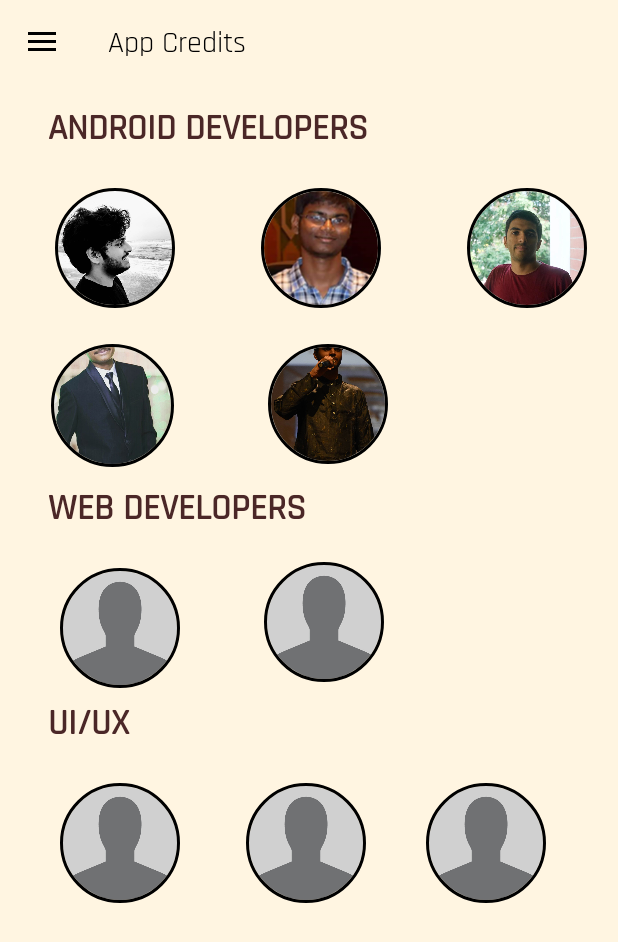
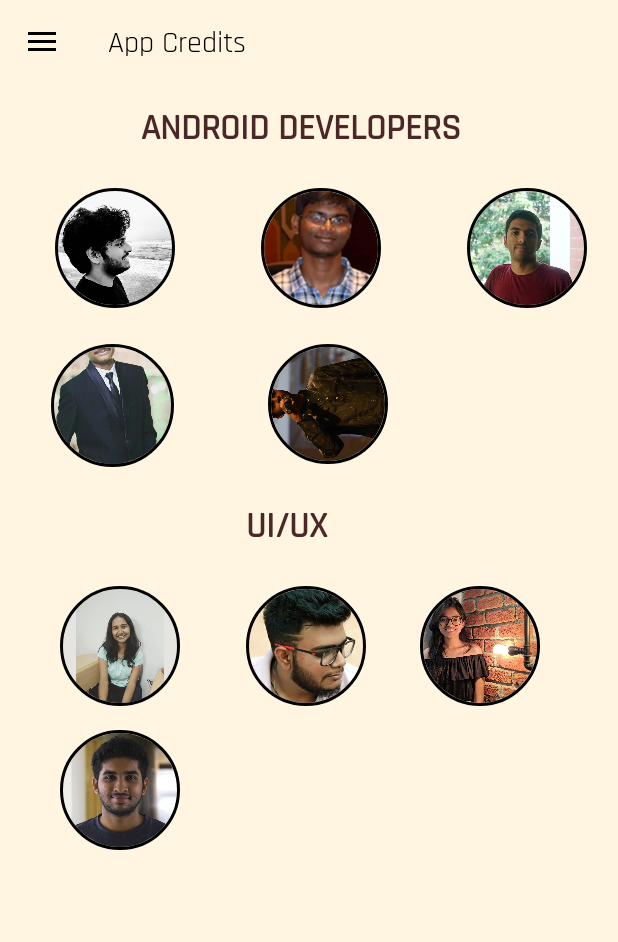
Before and after one commit to vineeth-vk11/ATMOS, an Android app: the screen it shows after launch (MainActivity), in the side drawer, after a tap on "App Credits", on a phone screen of 412 x 824 dp. Shown: the top 942 px of the screen. Run offline under Robolectric (Android 15) with nearby library versions, the phone set to English and light mode, and no system bars; our stand-ins replace CircleImageView, Firebase (no records; nobody signed in at launch, a user with empty details on screens opened directly), navigation-ui; 2 statements that could not run were skipped.

Commit message:
App credits done

```diff
--- a/app/src/main/java/com/example/atmos/ui/appcredits/AppCreditsFragment.java
+++ b/app/src/main/java/com/example/atmos/ui/appcredits/AppCreditsFragment.java
@@ -33,9 +33,11 @@ public class AppCreditsFragment extends Fragment {
         CircleImageView imageView2 = root.findViewById(R.id.profile_image2);
         CircleImageView imageView3 = root.findViewById(R.id.profile_image3);
         CircleImageView imageView4 = root.findViewById(R.id.profile_image5);
-        CircleImageView imageView5 = root.findViewById(R.id.profile_image3);
-        CircleImageView imageView6 = root.findViewById(R.id.profile_image);
-        CircleImageView imageView7 = root.findViewById(R.id.profile_image);
+        CircleImageView imageView5 = root.findViewById(R.id.profile_image8);
+        CircleImageView imageView6 = root.findViewById(R.id.profile_image4);
+        CircleImageView imageView7 = root.findViewById(R.id.profile_image9);
+        CircleImageView imageView8 = root.findViewById(R.id.profile_image6);
+
 
 
 
@@ -49,76 +51,87 @@ public class AppCreditsFragment extends Fragment {
                 startActivity(i);
             }
         });
-        imageView.setOnClickListener(new View.OnClickListener() {
+        imageView1.setOnClickListener(new View.OnClickListener() {
             @Override
             public void onClick(View v) {
-                String url = "https://www.facebook.com/kanduri.ajith";
+                String url = "https://www.facebook.com/vineethkumarVK11";
 
                 Intent i = new Intent(Intent.ACTION_VIEW);
                 i.setData(Uri.parse(url));
                 startActivity(i);
             }
         });
-        imageView.setOnClickListener(new View.OnClickListener() {
+        imageView2.setOnClickListener(new View.OnClickListener() {
             @Override
             public void onClick(View v) {
-                String url = "https://www.facebook.com/kanduri.ajith";
+                String url = "https://www.facebook.com/profile.php?id=100039713507229";
 
                 Intent i = new Intent(Intent.ACTION_VIEW);
                 i.setData(Uri.parse(url));
                 startActivity(i);
             }
         });
-        imageView.setOnClickListener(new View.OnClickListener() {
+        imageView3.setOnClickListener(new View.OnClickListener() {
             @Override
             public void onClick(View v) {
-                String url = "https://www.facebook.com/kanduri.ajith";
+                String url = "https://www.facebook.com/aman.jain.56884";
 
                 Intent i = new Intent(Intent.ACTION_VIEW);
                 i.setData(Uri.parse(url));
                 startActivity(i);
             }
         });
-        imageView.setOnClickListener(new View.OnClickListener() {
+        imageView4.setOnClickListener(new View.OnClickListener() {
             @Override
             public void onClick(View v) {
-                String url = "https://www.facebook.com/kanduri.ajith";
+                String url = "https://www.facebook.com/AWSMnesss";
 
                 Intent i = new Intent(Intent.ACTION_VIEW);
                 i.setData(Uri.parse(url));
                 startActivity(i);
             }
         });
-        imageView.setOnClickListener(new View.OnClickListener() {
+        imageView5.setOnClickListener(new View.OnClickListener() {
             @Override
             public void onClick(View v) {
-                String url = "https://www.facebook.com/kanduri.ajith";
+                String url = "https://www.facebook.com/maitreyee.talnikar";
 
                 Intent i = new Intent(Intent.ACTION_VIEW);
                 i.setData(Uri.parse(url));
                 startActivity(i);
             }
         });
-        imageView.setOnClickListener(new View.OnClickListener() {
+        imageView6.setOnClickListener(new View.OnClickListener() {
             @Override
             public void onClick(View v) {
-                String url = "https://www.facebook.com/kanduri.ajith";
+                String url = "https://www.facebook.com/ruthwick";
 
                 Intent i = new Intent(Intent.ACTION_VIEW);
                 i.setData(Uri.parse(url));
                 startActivity(i);
             }
         });
-        imageView.setOnClickListener(new View.OnClickListener() {
+        imageView7.setOnClickListener(new View.OnClickListener() {
             @Override
             public void onClick(View v) {
-                String url = "https://www.facebook.com/kanduri.ajith";
+                String url = "https://www.facebook.com/nikita.gohel.73?ref=br_rs";
 
                 Intent i = new Intent(Intent.ACTION_VIEW);
                 i.setData(Uri.parse(url));
                 startActivity(i);
             }
         });
+        imageView8.setOnClickListener(new View.OnClickListener() {
+            @Override
+            public void onClick(View v) {
+                String url = "https://www.facebook.com/mandapati.shishirvarma";
+
+                Intent i = new Intent(Intent.ACTION_VIEW);
+                i.setData(Uri.parse(url));
+                startActivity(i);
+            }
+        });
+
         return root;
     }
 }
--- a/app/src/main/java/com/example/atmos/ui/home/HomeFragment.java
+++ b/app/src/main/java/com/example/atmos/ui/home/HomeFragment.java
@@ -10,6 +10,7 @@ import android.view.LayoutInflater;
 import android.view.View;
 import android.view.ViewGroup;
 import android.widget.ProgressBar;
+import android.widget.TextView;
 import android.widget.Toast;
 import android.widget.Toolbar;
 
@@ -53,11 +54,10 @@ public class HomeFragment extends Fragment {
     @Nullable
     @Override
     public View onCreateView(LayoutInflater inflater, @Nullable ViewGroup container, Bundle savedInstanceState) {
-        return inflater.inflate(R.layout.fragment_home, container, false);
+        View rootView = inflater.inflate(R.layout.fragment_home, container, false);
+        return rootView;
     }
 
-
-        mNoAnnouncementTextView = rootView.findViewById(R.id.announcements_empty_view   );
     @Override
     public void onViewCreated(View view, @Nullable Bundle savedInstanceState) {
         super.onViewCreated(view, savedInstanceState);
--- a/app/src/main/java/com/example/atmos/ui/schedule/ScheduleFragment.java
+++ b/app/src/main/java/com/example/atmos/ui/schedule/ScheduleFragment.java
@@ -266,9 +266,7 @@ public class ScheduleFragment extends Fragment implements RapidFloatingActionCon
             if (results.size() == 0) {
                 Toast.makeText(context, "No Internet", Toast.LENGTH_SHORT).show();
             } else {
-                if (!isnetwork) {
 
-                }
                 for (int i = 0; i < results.size(); i++) {
                     if (results.get(i).getRoute() == null || results.get(i).getRoute().equals("")) {
                         Log.e(TAG, "No Route found");
--- a/app/src/main/res/layout/fragment_app_credits.xml
+++ b/app/src/main/res/layout/fragment_app_credits.xml
@@ -1,8 +1,21 @@
 <?xml version="1.0" encoding="utf-8"?>
 <androidx.constraintlayout.widget.ConstraintLayout xmlns:android="http://schemas.android.com/apk/res/android"
     xmlns:app="http://schemas.android.com/apk/res-auto"
+    xmlns:tools="http://schemas.android.com/tools"
     android:layout_width="match_parent"
     android:layout_height="match_parent">
+
+    <de.hdodenhof.circleimageview.CircleImageView
+        android:id="@+id/profile_image6"
+        android:layout_width="80dp"
+        android:layout_height="80dp"
+        android:layout_marginStart="40dp"
+        android:layout_marginTop="16dp"
+        android:src="@drawable/shishir"
+        app:civ_border_color="#FF000000"
+        app:civ_border_width="2dp"
+        app:layout_constraintStart_toStartOf="parent"
+        app:layout_constraintTop_toBottomOf="@+id/profile_image8" />
 
     <de.hdodenhof.circleimageview.CircleImageView
         android:id="@+id/profile_image4"
@@ -10,22 +23,24 @@
         android:layout_height="80dp"
         android:layout_marginStart="44dp"
         android:layout_marginTop="24dp"
-        android:src="@drawable/profiledefault"
+        android:src="@drawable/arya"
         app:civ_border_color="#FF000000"
         app:civ_border_width="2dp"
-        app:layout_constraintStart_toEndOf="@id/profile_image7"
+        app:layout_constraintStart_toEndOf="@+id/profile_image8"
         app:layout_constraintTop_toBottomOf="@id/design" />
 
     <TextView
         android:id="@+id/android"
         android:layout_width="wrap_content"
         android:layout_height="wrap_content"
-        android:layout_marginLeft="32dp"
+        android:layout_marginStart="68dp"
         android:layout_marginTop="12dp"
         android:fontFamily="@font/rajdhani_medium"
         android:text="ANDROID DEVELOPERS"
         android:textColor="@color/secondary"
         android:textSize="24sp"
+        app:layout_constraintEnd_toEndOf="parent"
+        app:layout_constraintHorizontal_bias="0.2"
         app:layout_constraintStart_toStartOf="parent"
         app:layout_constraintTop_toTopOf="parent" />
 
@@ -33,62 +48,59 @@
         android:id="@+id/layout1"
         android:layout_width="match_parent"
         android:layout_height="wrap_content"
+        app:layout_constraintEnd_toEndOf="parent"
         app:layout_constraintStart_toStartOf="parent"
-        app:layout_constraintEnd_toEndOf="parent"
         app:layout_constraintTop_toBottomOf="@id/android">
 
-    <de.hdodenhof.circleimageview.CircleImageView
-        xmlns:app="http://schemas.android.com/apk/res-auto"
+        <de.hdodenhof.circleimageview.CircleImageView xmlns:app="http://schemas.android.com/apk/res-auto"
             android:id="@+id/profile_image"
             android:layout_width="0dp"
+            android:layout_height="80dp"
+            android:layout_marginStart="24dp"
+            android:layout_marginTop="24dp"
+            android:layout_marginEnd="8dp"
             android:layout_weight="1"
-        android:layout_height="80dp"
-        android:layout_marginTop="24dp"
-        android:layout_marginStart="24dp"
-        android:layout_marginEnd="8dp"
-        app:layout_constraintTop_toBottomOf="@id/android"
+            android:src="@drawable/ajith"
+            app:civ_border_color="#FF000000"
+            app:civ_border_width="2dp"
             app:layout_constraintStart_toStartOf="parent"
-        android:src="@drawable/ajith"
-        app:civ_border_width="2dp"
-        app:civ_border_color="#FF000000"
-        />
+            app:layout_constraintTop_toBottomOf="@id/android" />
 
-    <de.hdodenhof.circleimageview.CircleImageView
-        xmlns:app="http://schemas.android.com/apk/res-auto"
+        <de.hdodenhof.circleimageview.CircleImageView xmlns:app="http://schemas.android.com/apk/res-auto"
             android:id="@+id/profile_image1"
             android:layout_width="0dp"
+            android:layout_height="80dp"
+            android:layout_marginStart="24dp"
+            android:layout_marginTop="24dp"
+            android:layout_marginEnd="8dp"
             android:layout_weight="1"
-        android:layout_height="80dp"
+            android:src="@drawable/vineeth"
+            app:civ_border_color="#FF000000"
+            app:civ_border_width="2dp"
             app:layout_constraintStart_toEndOf="@id/profile_image"
-        app:layout_constraintTop_toBottomOf="@id/android"
-        android:src="@drawable/vineeth"
-        app:civ_border_width="2dp"
-        app:civ_border_color="#FF000000"
-        android:layout_marginTop="24dp"
-         android:layout_marginStart="24dp"
-        android:layout_marginEnd="8dp"/>
+            app:layout_constraintTop_toBottomOf="@id/android" />
 
-    <de.hdodenhof.circleimageview.CircleImageView
-        xmlns:app="http://schemas.android.com/apk/res-auto"
+        <de.hdodenhof.circleimageview.CircleImageView xmlns:app="http://schemas.android.com/apk/res-auto"
             android:id="@+id/profile_image2"
             android:layout_width="0dp"
+            android:layout_height="80dp"
+            android:layout_marginStart="24dp"
+            android:layout_marginTop="24dp"
+            android:layout_marginEnd="8dp"
             android:layout_weight="1"
-        android:layout_height="80dp"
-        android:layout_marginTop="24dp"
-        android:layout_marginStart="24dp"
-        android:layout_marginEnd="8dp"
+            android:src="@drawable/aryan"
+            app:civ_border_color="#FF000000"
+            app:civ_border_width="2dp"
             app:layout_constraintStart_toEndOf="@id/profile_image1"
-        app:layout_constraintTop_toBottomOf="@id/profile_image"
-        android:src="@drawable/aryan"
-        app:civ_border_width="2dp"
-        app:civ_border_color="#FF000000"/>
+            app:layout_constraintTop_toBottomOf="@id/profile_image" />
     </LinearLayout>
+
     <LinearLayout
         android:id="@+id/linear2"
         android:layout_width="match_parent"
         android:layout_height="wrap_content"
+        app:layout_constraintEnd_toEndOf="parent"
         app:layout_constraintStart_toStartOf="parent"
-        app:layout_constraintEnd_toEndOf="parent"
         app:layout_constraintTop_toBottomOf="@id/layout1">
 
         <de.hdodenhof.circleimageview.CircleImageView
@@ -113,7 +125,7 @@
             android:layout_marginTop="24dp"
             android:layout_marginEnd="20dp"
             android:layout_weight="0"
-            android:rotation="360"
+            android:rotation="270"
             android:src="@drawable/ayush"
             app:civ_border_color="#FF000000"
             app:civ_border_width="2dp"
@@ -123,55 +135,17 @@
 
 
     <TextView
+        android:id="@+id/design"
         android:layout_width="wrap_content"
         android:layout_height="wrap_content"
-        android:text="WEB DEVELOPERS"
+        android:layout_marginStart="164dp"
+        android:layout_marginTop="24dp"
         android:fontFamily="@font/rajdhani_medium"
-        app:layout_constraintTop_toBottomOf="@id/linear2"
+        android:text="UI/UX"
+        android:textColor="@color/secondary"
+        android:textSize="24sp"
         app:layout_constraintStart_toStartOf="parent"
-        android:layout_marginTop="12dp"
-        android:layout_marginLeft="32dp"
-        android:textSize="24sp"
-        android:textColor="@color/secondary"
-        android:id="@+id/web"/>
-
-    <de.hdodenhof.circleimageview.CircleImageView
-        android:id="@+id/profile_image7"
-        android:layout_width="80dp"
-        android:layout_height="80dp"
-        android:layout_marginStart="40dp"
-        android:layout_marginTop="24dp"
-        android:src="@drawable/profiledefault"
-        app:civ_border_color="#FF000000"
-        app:civ_border_width="2dp"
-        app:layout_constraintStart_toStartOf="parent"
-        app:layout_constraintTop_toBottomOf="@id/web" />
-
-    <de.hdodenhof.circleimageview.CircleImageView
-        android:id="@+id/profile_image6"
-        android:layout_width="80dp"
-        android:layout_height="80dp"
-        android:layout_marginStart="56dp"
-        android:layout_marginTop="20dp"
-        android:src="@drawable/profiledefault"
-        app:civ_border_color="#FF000000"
-        app:civ_border_width="2dp"
-        app:layout_constraintStart_toEndOf="@id/profile_image7"
-        app:layout_constraintTop_toBottomOf="@id/web" />
-
-    <TextView
-        android:layout_width="wrap_content"
-        android:layout_height="wrap_content"
-        android:text="UI/UX"
-        android:fontFamily="@font/rajdhani_medium"
-        app:layout_constraintTop_toBottomOf="@id/profile_image6"
-        app:layout_constraintStart_toStartOf="parent"
-        android:layout_marginTop="12dp"
-        android:layout_marginLeft="32dp"
-        android:textSize="24sp"
-        android:textColor="@color/secondary"
-        android:id="@+id/design"/>
-
+        app:layout_constraintTop_toBottomOf="@+id/linear2" />
 
     <de.hdodenhof.circleimageview.CircleImageView
         android:id="@+id/profile_image8"
@@ -179,7 +153,7 @@
         android:layout_height="80dp"
         android:layout_marginStart="40dp"
         android:layout_marginTop="24dp"
-        android:src="@drawable/profiledefault"
+        android:src="@drawable/maithreye"
         app:civ_border_color="#FF000000"
         app:civ_border_width="2dp"
         app:layout_constraintStart_toStartOf="parent"
@@ -189,12 +163,12 @@
         android:id="@+id/profile_image9"
         android:layout_width="80dp"
         android:layout_height="80dp"
-        android:layout_marginStart="164dp"
+        android:layout_marginStart="36dp"
         android:layout_marginTop="24dp"
-        android:src="@drawable/profiledefault"
+        android:src="@drawable/nikitha"
         app:civ_border_color="#FF000000"
         app:civ_border_width="2dp"
-        app:layout_constraintStart_toEndOf="@id/profile_image7"
+        app:layout_constraintStart_toEndOf="@+id/profile_image4"
         app:layout_constraintTop_toBottomOf="@id/design" />
 
 </androidx.constraintlayout.widget.ConstraintLayout>
--- a/app/src/main/res/layout/fragment_home.xml
+++ b/app/src/main/res/layout/fragment_home.xml
@@ -57,19 +57,6 @@
             app:layout_constraintStart_toStartOf="parent"
             app:layout_constraintTop_toTopOf="@+id/announcements_recycler_view" />
 
-
-            <TextView
-                android:id="@+id/announcements_empty_view"
-                android:layout_width="wrap_content"
-                android:layout_height="wrap_content"
-                android:text="@string/no_announcements"
-                android:textColor="@color/textTertiary"
-                android:layout_marginStart="8dp"
-                app:layout_constraintBottom_toBottomOf="parent"
-                app:layout_constraintEnd_toEndOf="parent"
-                app:layout_constraintStart_toStartOf="parent"
-                app:layout_constraintTop_toTopOf="@+id/announcements_recycler_view" />
-
     </androidx.constraintlayout.widget.ConstraintLayout>
 
 </ScrollView>
--- a/app/src/main/res/values/colors.xml
+++ b/app/src/main/res/values/colors.xml
@@ -15,4 +15,10 @@
     <color name="colorWorkshop">#00FF00</color>
     <color name="colorTalk">#FFFF00</color>
 
+    <color name="textColor1">#202021</color>
+    <color name="lighttextcolor">#383839</color>
+    <color name="topbar_textcolor">#FFF</color>
+    <color name="backgroundColor">#fcf3ed</color>
+    <color name="progressbar_color">#202021</color>
+
 </resources>
```
Also changed, not shown: app/src/main/res/drawable-v24/shishir.jpg (added), app/src/main/res/drawable/arya.jpg (added), app/src/main/res/drawable/maithreye.jpg (added), app/src/main/res/drawable/nikitha.jpg (added), app/src/main/res/font/raleway_bold.ttf (added). Lines whose indentation alone changed are shown as unchanged.
